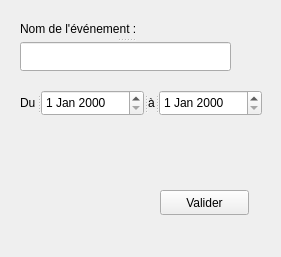
Qt form ajoutevent.ui (Obsywon/ShareCount) before a commit.
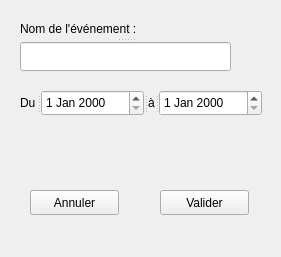
The same form after that commit.

What changed in the file:
```diff
--- a/ajoutevent.ui
+++ b/ajoutevent.ui
@@ -70,6 +70,32 @@
    </widget>
    <widget class="QDateEdit" name="dateFin_2"/>
   </widget>
+  <widget class="QPushButton" name="annuler">
+   <property name="geometry">
+    <rect>
+     <x>30</x>
+     <y>190</y>
+     <width>89</width>
+     <height>25</height>
+    </rect>
+   </property>
+   <property name="text">
+    <string>Annuler</string>
+   </property>
+  </widget>
+  <widget class="QLabel" name="erreur">
+   <property name="geometry">
+    <rect>
+     <x>26</x>
+     <y>130</y>
+     <width>231</width>
+     <height>20</height>
+    </rect>
+   </property>
+   <property name="text">
+    <string/>
+   </property>
+  </widget>
  </widget>
  <resources/>
  <connections/>
```
